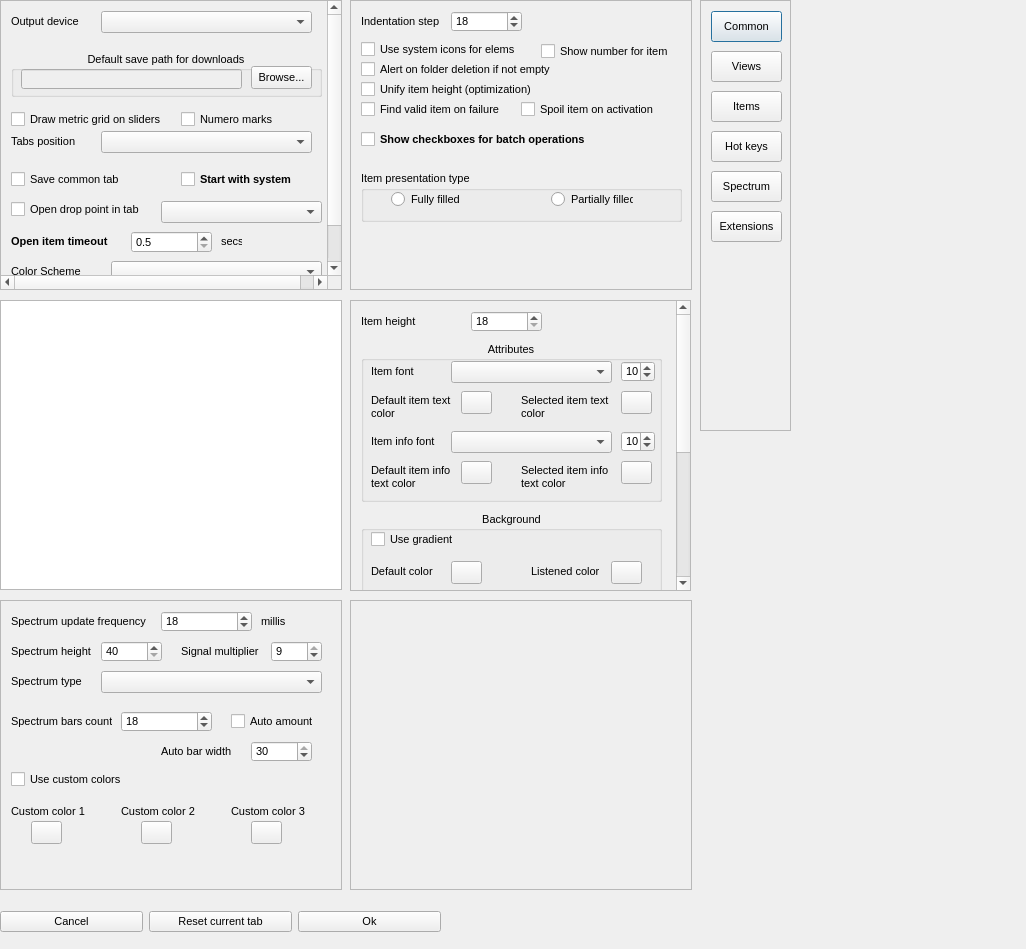
This is dialogs/settings_dialog.ui in jeyboy/playo3 as Qt 5 draws it before an edit. The edited form follows.
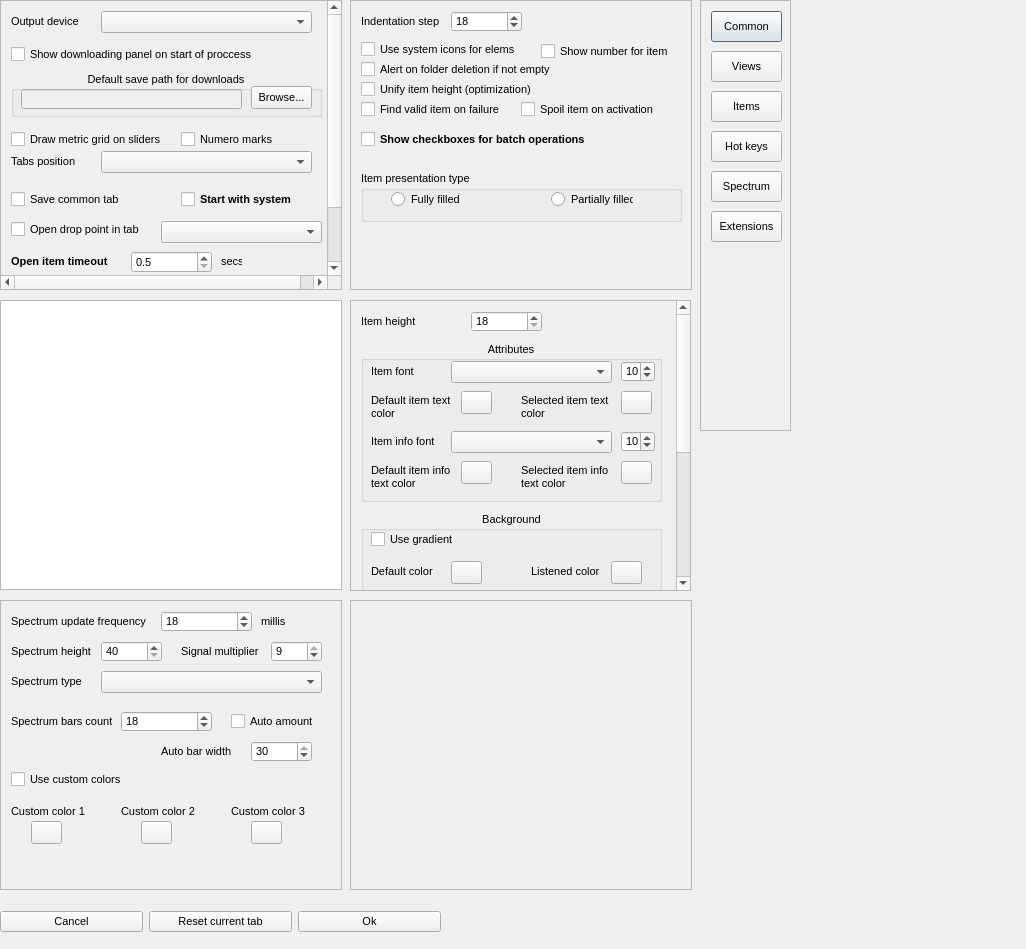
This is the edited form.

Commit message: add downloading view toggling

Patch:
```diff
--- a/dialogs/settings_dialog.ui
+++ b/dialogs/settings_dialog.ui
@@ -1281,14 +1281,14 @@
       <x>0</x>
       <y>0</y>
       <width>340</width>
-      <height>320</height>
+      <height>350</height>
      </rect>
     </property>
     <widget class="QComboBox" name="colorScheme">
      <property name="geometry">
       <rect>
        <x>110</x>
-       <y>260</y>
+       <y>280</y>
        <width>211</width>
        <height>22</height>
       </rect>
@@ -1298,7 +1298,7 @@
      <property name="geometry">
       <rect>
        <x>10</x>
-       <y>110</y>
+       <y>130</y>
        <width>171</width>
        <height>17</height>
       </rect>
@@ -1311,7 +1311,7 @@
      <property name="geometry">
       <rect>
        <x>10</x>
-       <y>230</y>
+       <y>250</y>
        <width>111</width>
        <height>21</height>
       </rect>
@@ -1334,7 +1334,7 @@
      <property name="geometry">
       <rect>
        <x>160</x>
-       <y>200</y>
+       <y>220</y>
        <width>161</width>
        <height>22</height>
       </rect>
@@ -1344,7 +1344,7 @@
      <property name="geometry">
       <rect>
        <x>220</x>
-       <y>230</y>
+       <y>250</y>
        <width>21</width>
        <height>21</height>
       </rect>
@@ -1357,7 +1357,7 @@
      <property name="geometry">
       <rect>
        <x>10</x>
-       <y>50</y>
+       <y>70</y>
        <width>311</width>
        <height>46</height>
       </rect>
@@ -1402,7 +1402,7 @@
      <property name="geometry">
       <rect>
        <x>10</x>
-       <y>260</y>
+       <y>280</y>
        <width>81</width>
        <height>21</height>
       </rect>
@@ -1415,7 +1415,7 @@
      <property name="geometry">
       <rect>
        <x>180</x>
-       <y>110</y>
+       <y>130</y>
        <width>141</width>
        <height>17</height>
       </rect>
@@ -1428,7 +1428,7 @@
      <property name="geometry">
       <rect>
        <x>10</x>
-       <y>170</y>
+       <y>190</y>
        <width>131</width>
        <height>17</height>
       </rect>
@@ -1441,7 +1441,7 @@
      <property name="geometry">
       <rect>
        <x>100</x>
-       <y>130</y>
+       <y>150</y>
        <width>211</width>
        <height>22</height>
       </rect>
@@ -1451,7 +1451,7 @@
      <property name="geometry">
       <rect>
        <x>10</x>
-       <y>130</y>
+       <y>150</y>
        <width>81</width>
        <height>21</height>
       </rect>
@@ -1464,7 +1464,7 @@
      <property name="geometry">
       <rect>
        <x>180</x>
-       <y>170</y>
+       <y>190</y>
        <width>131</width>
        <height>17</height>
       </rect>
@@ -1487,7 +1487,7 @@
      <property name="geometry">
       <rect>
        <x>10</x>
-       <y>200</y>
+       <y>220</y>
        <width>141</width>
        <height>17</height>
       </rect>
@@ -1500,7 +1500,7 @@
      <property name="geometry">
       <rect>
        <x>130</x>
-       <y>230</y>
+       <y>250</y>
        <width>81</width>
        <height>22</height>
       </rect>
@@ -1573,6 +1573,19 @@
       </rect>
      </property>
     </widget>
+    <widget class="QCheckBox" name="showDownload">
+     <property name="geometry">
+      <rect>
+       <x>10</x>
+       <y>45</y>
+       <width>301</width>
+       <height>17</height>
+      </rect>
+     </property>
+     <property name="text">
+      <string>Show downloading panel on start of proccess</string>
+     </property>
+    </widget>
    </widget>
   </widget>
   <widget class="QWidget" name="buttons" native="true">
```
Left out of the diff: 4 changed lines with no effect on the pictures. The commit also changes 5 other files.
